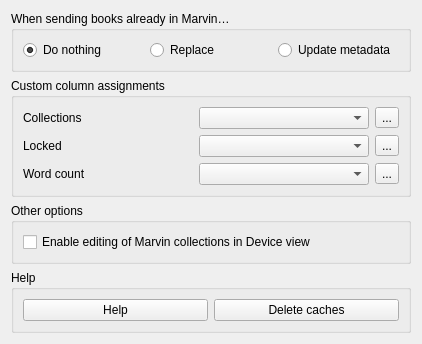
Before: the Qt Designer form widgets/marvin.ui in Philantrop/calibre-ios-reader-applications, drawn with Qt 5.
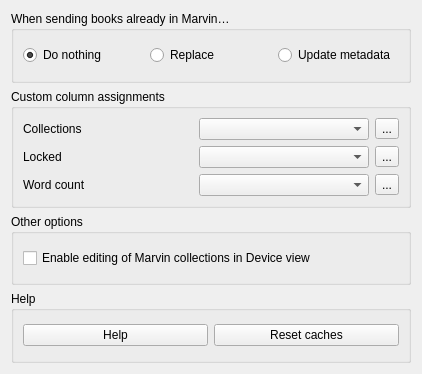
After: the same form once the commit is applied.

Commit message: Added timestamp to Diagnostic report. Updated Marvin options help to mention Reset caches function. Added confirmation dialog before resetting caches.

What changed in the file:
```diff
--- a/widgets/marvin.ui
+++ b/widgets/marvin.ui
@@ -7,7 +7,7 @@
     <x>0</x>
     <y>0</y>
     <width>422</width>
-    <height>332</height>
+    <height>374</height>
    </rect>
   </property>
   <property name="windowTitle">
@@ -38,7 +38,7 @@
            <string>Delete booklist caches</string>
           </property>
           <property name="text">
-           <string>Delete caches</string>
+           <string>Reset caches</string>
           </property>
          </widget>
         </item>
```
The commit also changes 3 other files.
